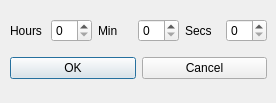
Before: the Qt Designer form ui/edit_dialog.ui in LuisFilipeDias/puncher, drawn with Qt 5.
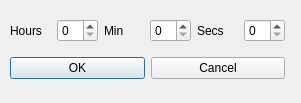
After: the same form once the commit is applied.

The edit to the form file:
```diff
--- a/ui/edit_dialog.ui
+++ b/ui/edit_dialog.ui
@@ -6,7 +6,7 @@
    <rect>
     <x>0</x>
     <y>0</y>
-    <width>276</width>
+    <width>301</width>
     <height>103</height>
    </rect>
   </property>
@@ -18,7 +18,7 @@
     <rect>
      <x>10</x>
      <y>10</y>
-     <width>257</width>
+     <width>275</width>
      <height>80</height>
     </rect>
    </property>
```
Left out of the diff: 2 changed lines with no effect on the pictures.
